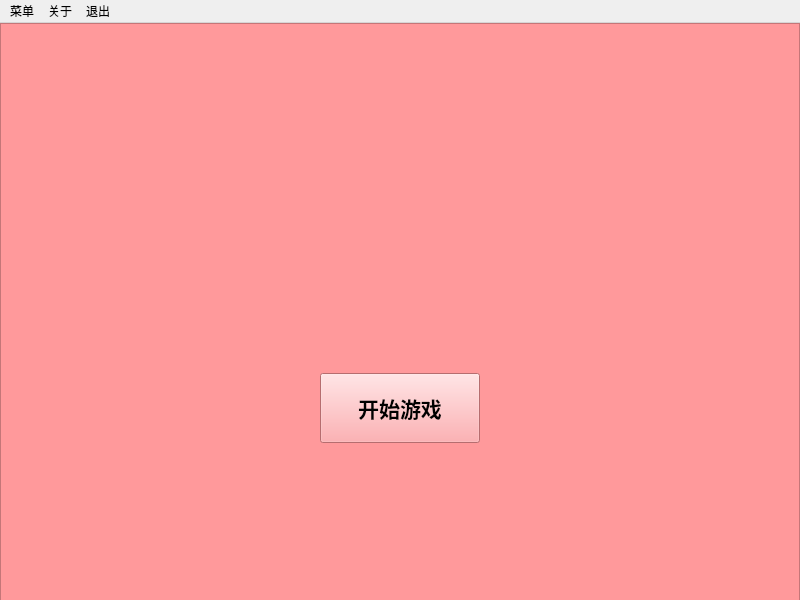
The window that CPP_Final/Plane/mainwindow.ui (Virtual-Memes/CPP_Final_Program) describes before a commit, drawn with Qt 5.
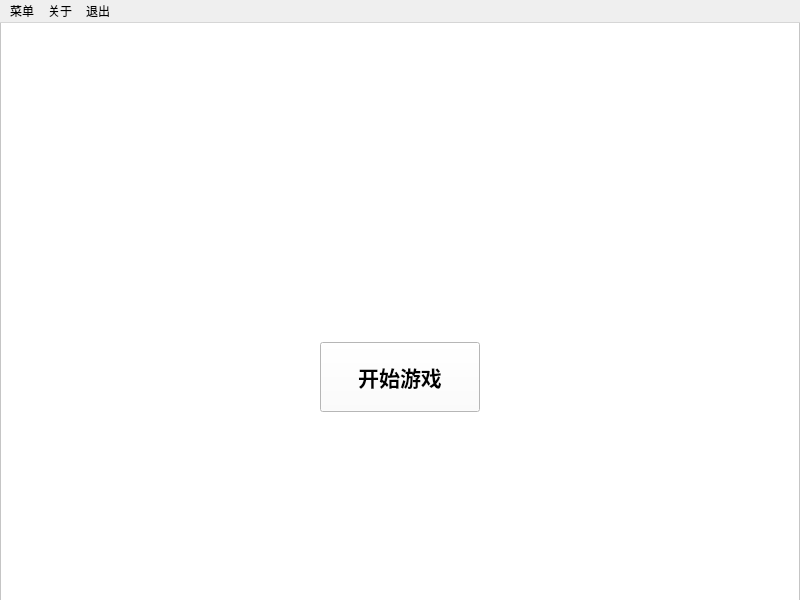
The same window after the commit. Icons and pictures are not drawn.

```diff
--- a/CPP_Final/Plane/mainwindow.ui
+++ b/CPP_Final/Plane/mainwindow.ui
@@ -21,13 +21,14 @@
     <property name="geometry">
      <rect>
       <x>0</x>
-      <y>0</y>
+      <y>-1</y>
       <width>800</width>
       <height>600</height>
      </rect>
     </property>
     <property name="styleSheet">
-     <string notr="true">background-color:rgb(255, 153, 155)</string>
+     <string notr="true">background-color:rgb(255,255,255);
+background:url(&quot;:/bg.png&quot;);</string>
     </property>
     <property name="frameShape">
      <enum>QFrame::StyledPanel</enum>
@@ -39,7 +40,7 @@
      <property name="geometry">
       <rect>
        <x>320</x>
-       <y>350</y>
+       <y>320</y>
        <width>160</width>
        <height>70</height>
       </rect>
```
